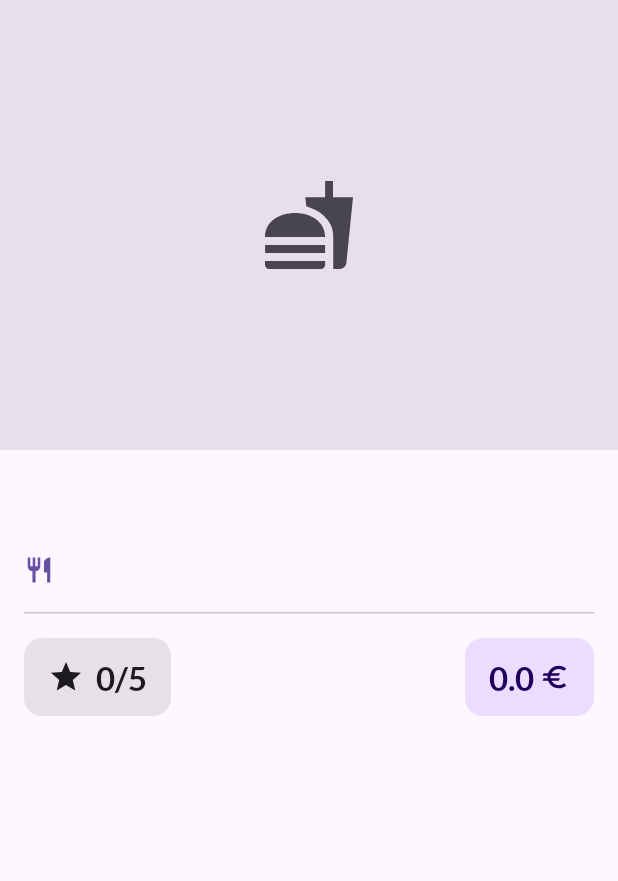
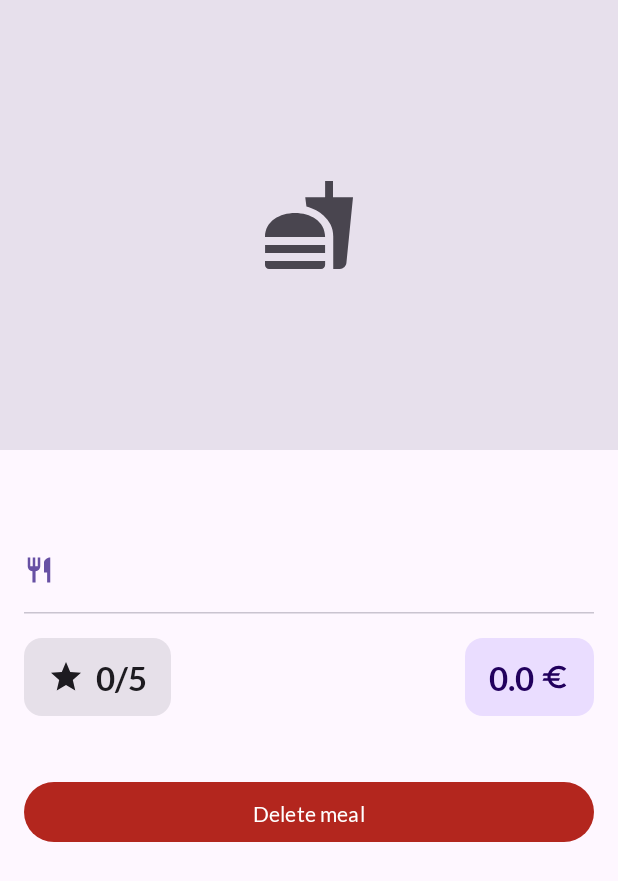
Before and after one commit to jeromedusanter95/Restorik, an Android app built with Jetpack Compose: the @Preview function MealDetailScreenEmptyPreview, on a phone screen of 412 x 824 dp. Shown: the top 881 px of the screen. Run offline under Robolectric (Android 15) with nearby library versions, the phone set to English and light mode, and no system bars; 2 statements that could not run were skipped.

Commit message:
Add delete meal feature

```diff
--- a/core/data/src/main/java/com/jeromedusanter/restorik/core/data/MealRepository.kt
+++ b/core/data/src/main/java/com/jeromedusanter/restorik/core/data/MealRepository.kt
@@ -7,4 +7,5 @@ interface MealRepository {
     fun observeMealById(id: Int): Flow<Meal>
     fun observeAll(): Flow<List<Meal>>
     suspend fun saveMealInLocalDb(meal: Meal)
+    suspend fun deleteMeal(id: Int)
 }
--- a/core/data/src/main/java/com/jeromedusanter/restorik/core/data/MealRepositoryImpl.kt
+++ b/core/data/src/main/java/com/jeromedusanter/restorik/core/data/MealRepositoryImpl.kt
@@ -39,4 +39,8 @@ class MealRepositoryImpl @Inject constructor(
             )
         )
     }
+
+    override suspend fun deleteMeal(id: Int) {
+        mealDao.deleteById(id = id)
+    }
 }
--- a/core/database/src/main/java/com/jeromedusanter/restorik/core/database/dao/MealDao.kt
+++ b/core/database/src/main/java/com/jeromedusanter/restorik/core/database/dao/MealDao.kt
@@ -21,4 +21,7 @@ interface MealDao {
 
     @Insert(onConflict = OnConflictStrategy.REPLACE)
     suspend fun upsertAll(meals: List<MealEntity>)
+
+    @Query("DELETE FROM meals WHERE id = :id")
+    suspend fun deleteById(id: Int)
 }
--- a/feature/meal/src/main/java/com/jeromedusanter/restorik/feature/meal/detail/MealDetailScreen.kt
+++ b/feature/meal/src/main/java/com/jeromedusanter/restorik/feature/meal/detail/MealDetailScreen.kt
@@ -22,6 +22,8 @@ import androidx.compose.material.icons.filled.Euro
 import androidx.compose.material.icons.filled.Fastfood
 import androidx.compose.material.icons.filled.Restaurant
 import androidx.compose.material.icons.filled.Star
+import androidx.compose.material3.Button
+import androidx.compose.material3.ButtonDefaults
 import androidx.compose.material3.Card
 import androidx.compose.material3.CardDefaults
 import androidx.compose.material3.HorizontalDivider
@@ -51,9 +53,11 @@ import com.jeromedusanter.restorik.feature.meal.R
 @Composable
 fun MealDetailScreen(
     modifier: Modifier = Modifier,
-    uiState: MealDetailUiState
+    uiState: MealDetailUiState,
+    onDeleteClick: () -> Unit = {}
 ) {
     var selectedPhotoUri by remember { mutableStateOf<Uri?>(null) }
+    var showDeleteDialog by remember { mutableStateOf(false) }
 
     Surface(modifier = modifier.fillMaxSize()) {
         Column(
@@ -247,6 +251,22 @@ fun MealDetailScreen(
                         }
                     }
                 }
+
+                // Delete Button
+                Button(
+                    onClick = { showDeleteDialog = true },
+                    modifier = Modifier
+                        .fillMaxWidth()
+                        .padding(top = 24.dp),
+                    colors = ButtonDefaults.buttonColors(
+                        containerColor = MaterialTheme.colorScheme.error
+                    )
+                ) {
+                    Text(
+                        text = stringResource(R.string.feature_meal_delete_button),
+                        style = MaterialTheme.typography.labelLarge
+                    )
+                }
             }
         }
 
@@ -255,6 +275,17 @@ fun MealDetailScreen(
             PhotoViewDialog(
                 photoUri = photoUri,
                 onDismiss = { selectedPhotoUri = null }
+            )
+        }
+
+        // Delete Confirmation Dialog
+        if (showDeleteDialog) {
+            DeleteConfirmDialog(
+                onConfirm = {
+                    showDeleteDialog = false
+                    onDeleteClick()
+                },
+                onDismiss = { showDeleteDialog = false }
             )
         }
     }
--- a/feature/meal/src/main/res/values/strings.xml
+++ b/feature/meal/src/main/res/values/strings.xml
@@ -14,6 +14,9 @@
 
     <!-- Buttons -->
     <string name="feature_meal_save_button">Save</string>
+    <string name="feature_meal_delete_button">Delete meal</string>
+    <string name="feature_meal_delete_confirm_button">Delete</string>
+    <string name="feature_meal_delete_cancel_button">Cancel</string>
 
     <!-- Content descriptions -->
     <string name="feature_meal_euro_content_description">Euro</string>
@@ -40,6 +43,9 @@
 
     <!-- UI messages -->
     <string name="feature_meal_meal_added_successfully">Meal added successfully</string>
+    <string name="feature_meal_meal_deleted_successfully">Meal deleted successfully</string>
+    <string name="feature_meal_delete_confirm_title">Delete meal?</string>
+    <string name="feature_meal_delete_confirm_message">Are you sure you want to delete this meal? This action cannot be undone.</string>
     <string name="feature_meal_loading_meals">Loading meals…</string>
     <string name="feature_meal_no_meals_yet">No meals yet</string>
     <string name="feature_meal_tap_to_add_first_meal">Tap the + button below to add your first meal</string>
```
Also changed, not shown: feature/meal/src/main/java/com/jeromedusanter/restorik/feature/meal/detail/DeleteConfirmDialog.kt (added, +57 -0 lines), feature/meal/src/main/java/com/jeromedusanter/restorik/feature/meal/detail/MealDetailRoute.kt (+6 -2 lines), feature/meal/src/main/java/com/jeromedusanter/restorik/feature/meal/detail/MealDetailViewModel.kt (+9 -1 lines), feature/meal/src/main/java/com/jeromedusanter/restorik/feature/meal/list/MealListScreen.kt (+15 -0 lines), feature/meal/src/main/java/com/jeromedusanter/restorik/feature/meal/navigation/MealNavigation.kt (+9 -1 lines), 1 other file.
